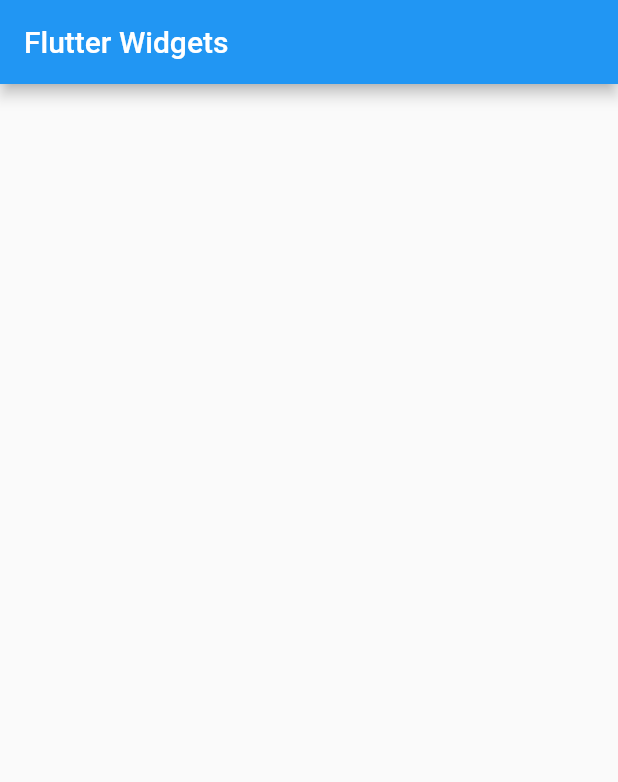
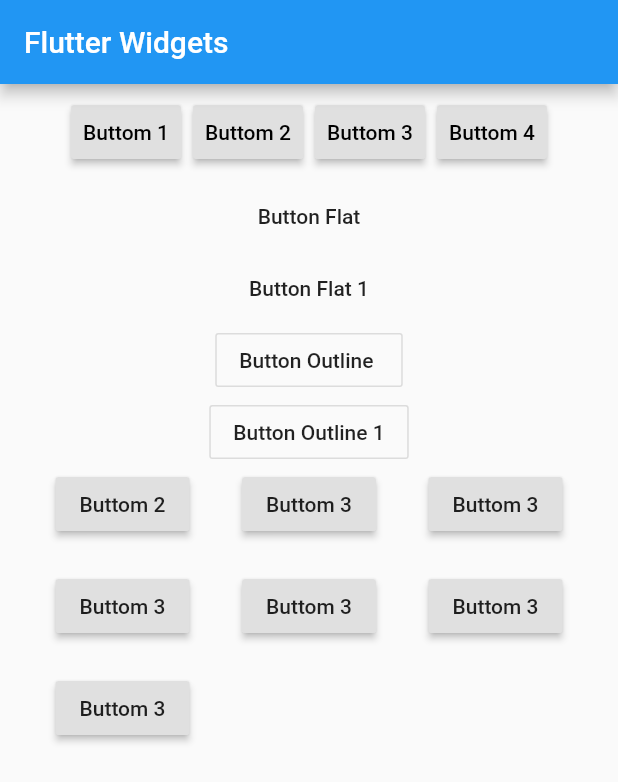
Before and after one commit to allefsousa/Flutter-Widgets, a Flutter app: the screen it shows after launch, on a phone screen of 412 x 824 dp. Shown: the top 782 px of the screen. Run offline on Flutter 3.47's test engine with Material 2 defaults, Android fonts, the phone set to English and light mode, and no system bars.

Commit message:
Utilizando WRAP Component

```diff
--- a/lib/main.dart
+++ b/lib/main.dart
@@ -1,3 +1,4 @@
+import 'package:flutter/cupertino.dart';
 import 'package:flutter/material.dart';
 
 void main() => runApp(MyApp());
@@ -32,6 +33,42 @@ class _MyHomePageState extends State<MyHomePage> {
         appBar: AppBar(
           title: Text(widget.title),
         ),
-        body: SafeArea(child: Column()));
+        body: Column(
+              children: <Widget>[
+                buttonsList(),
+                FlatButton(onPressed: (){}, child: Text("Button Flat")),
+                FlatButton(onPressed: (){}, child: Text("Button Flat 1")),
+                OutlineButton(onPressed: (){}, child: Text("Button Outline ")),
+                OutlineButton(onPressed: (){}, child: Text("Button Outline 1")),
+
+                Wrap(
+                  direction: Axis.horizontal,
+                  spacing: 35.0,
+                  runSpacing: 20.0,
+                  children: <Widget>[
+                    RaisedButton(onPressed: () {}, child: Text("Buttom 2")),
+                    RaisedButton(onPressed: () {}, child: Text("Buttom 3")),
+                    RaisedButton(onPressed: () {}, child: Text("Buttom 3")),
+                    RaisedButton(onPressed: () {}, child: Text("Buttom 3")),
+                    RaisedButton(onPressed: () {}, child: Text("Buttom 3")),
+                    RaisedButton(onPressed: () {}, child: Text("Buttom 3")),
+                    RaisedButton(onPressed: () {}, child: Text("Buttom 3")),
+                  ],
+                )
+              ],
+            ),
+    );
   }
 }
+
+  Widget buttonsList(){
+    return ButtonBar(
+      alignment: MainAxisAlignment.center ,
+      children: <Widget>[
+        RaisedButton(onPressed: () {}, child: Text("Buttom 1"),),
+        RaisedButton(onPressed: () {}, child: Text("Buttom 2")),
+        RaisedButton(onPressed: () {}, child: Text("Buttom 3")),
+        RaisedButton(onPressed: () {}, child: Text("Buttom 4")),
+      ],
+    );
+}
```
